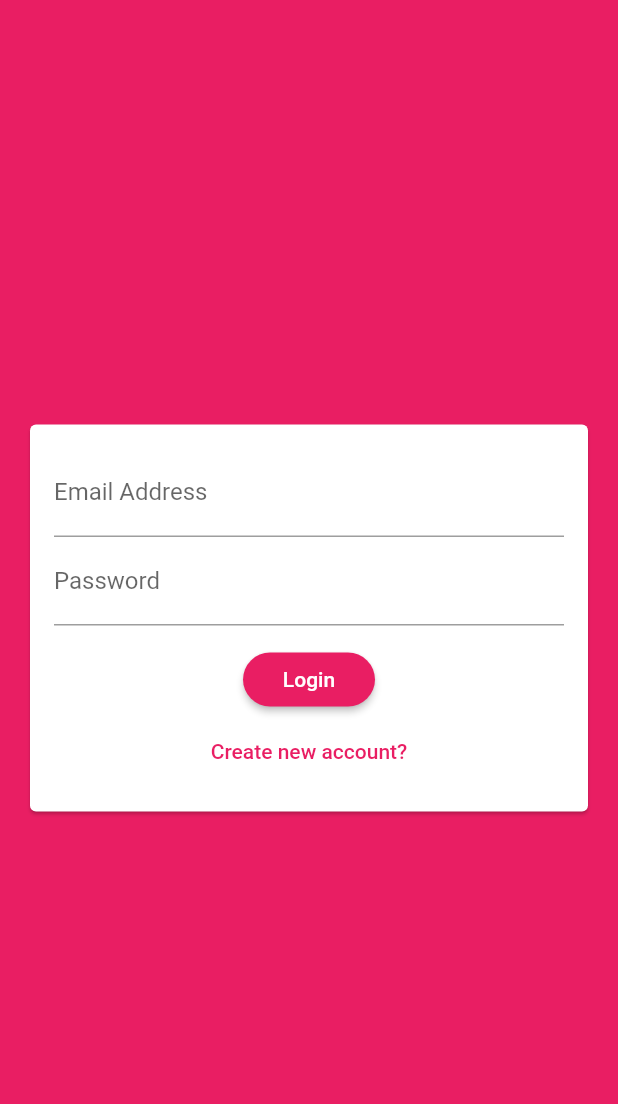
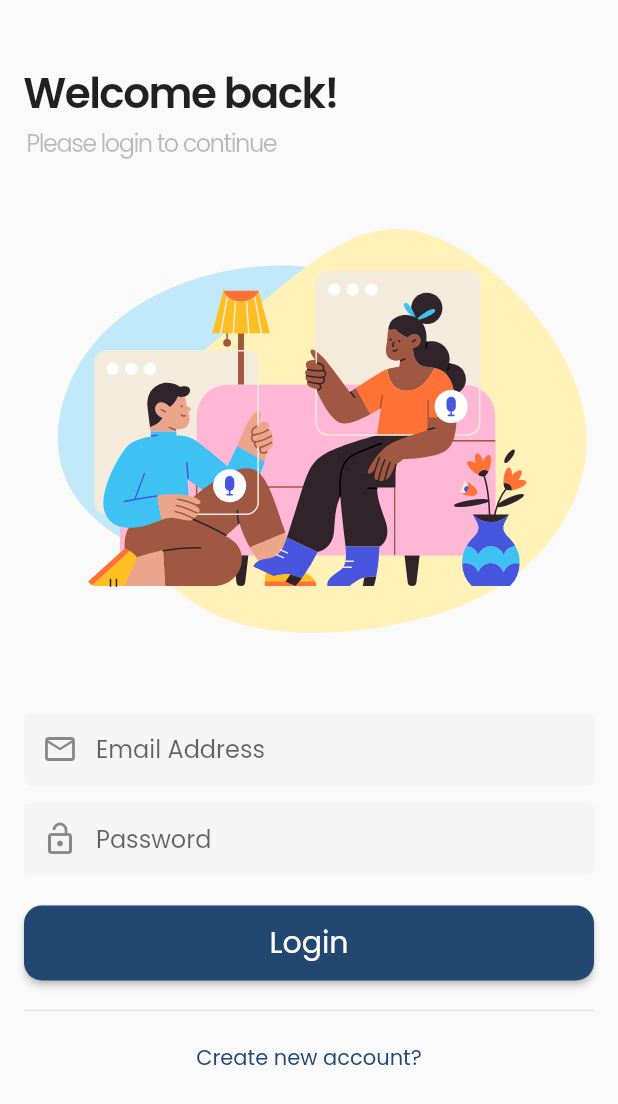
Before and after one commit to ivanavi2/chat_app, a Flutter app: the screen it shows after launch, on a phone screen of 412 x 824 dp. Shown: the top 1104 px of the screen. Run offline on Flutter 3.47's test engine with Material 2 defaults, Android fonts, the phone set to English and light mode, and no system bars; our stand-ins replace cloud_firestore, dotted_border, firebase_auth, firebase_core, firebase_messaging, firebase_storage and 2 more; missing offline and left inert: cloud_firestore_web, firebase_auth_web, firebase_core_web, firebase_messaging_web, firebase_storage_web, image_picker_for_web; accounts and stored records are empty.

Commit message:
Add new fonts and restyling

```diff
--- a/lib/main.dart
+++ b/lib/main.dart
@@ -1,5 +1,4 @@
 import 'package:flutter/material.dart';
-import 'package:firebase_auth/firebase_auth.dart';
 import 'package:firebase_core/firebase_core.dart';
 import 'package:provider/provider.dart';
 
@@ -24,6 +23,7 @@ class _MyAppState extends State<MyApp> {
       future: _initialization,
       builder: (context, snapshot) {
         return MaterialApp(
+          debugShowCheckedModeBanner: false,
           title: 'Flutter Chat',
           theme: getThemeData(context),
           home: snapshot.connectionState != ConnectionState.done
@@ -54,18 +54,31 @@ class _MyAppState extends State<MyApp> {
 
   ThemeData getThemeData(BuildContext context) {
     return ThemeData(
-      primarySwatch: Colors.pink,
-      backgroundColor: Colors.pink,
-      accentColor: Colors.pinkAccent,
-      accentColorBrightness: Brightness.dark,
-      buttonTheme: ButtonTheme.of(context).copyWith(
-        buttonColor: Colors.pink,
-        textTheme: ButtonTextTheme.primary,
-        shape: RoundedRectangleBorder(
-          borderRadius: BorderRadius.circular(20),
+        fontFamily: 'Poppins',
+        primaryColor: Color.fromRGBO(34, 72, 113, 1),
+        primarySwatch: Colors.blueGrey,
+        accentColor: Color.fromRGBO(255, 241, 183, 1),
+/*       backgroundColor: Colors.pink,
+      accentColor: Colors.pinkAccent, */
+        // accentColorBrightness: Brightness.dark,
+        buttonTheme: ButtonTheme.of(context).copyWith(
+          buttonColor: Color.fromRGBO(34, 72, 113, 1),
+          textTheme: ButtonTextTheme.primary,
+          padding: EdgeInsets.symmetric(vertical: 10),
+          shape: RoundedRectangleBorder(
+            borderRadius: BorderRadius.circular(12),
+          ),
         ),
-      ),
-    );
+        inputDecorationTheme: InputDecorationTheme(
+          contentPadding: EdgeInsets.all(12),
+          fillColor: Colors.grey[100],
+          focusColor: Colors.white,
+          filled: true,
+          border: OutlineInputBorder(borderSide: BorderSide.none),
+          focusedBorder: OutlineInputBorder(
+              borderSide: BorderSide(
+                  color: Color.fromRGBO(34, 72, 113, 0.15), width: 2)),
+        ));
   }
 }
 
--- a/lib/screens/auth_screen.dart
+++ b/lib/screens/auth_screen.dart
@@ -1,6 +1,10 @@
 import 'package:flutter/material.dart';
+import 'package:flutter/services.dart';
+import 'package:flutter_svg/flutter_svg.dart';
+import 'package:provider/provider.dart';
 
 import '../widgets/auth/auth_form.dart';
+import '../../view_models/user_viewmodel.dart';
 
 class AuthScreen extends StatefulWidget {
   @override
@@ -10,9 +14,74 @@ class AuthScreen extends StatefulWidget {
 class _AuthScreenState extends State<AuthScreen> {
   @override
   Widget build(BuildContext context) {
+    final userViewModel = Provider.of<UserViewModel>(context);
+
+    SystemChrome.setSystemUIOverlayStyle(SystemUiOverlayStyle(
+        statusBarColor: Colors.transparent,
+        statusBarIconBrightness: Brightness.dark,
+        systemNavigationBarDividerColor: Colors.white,
+        systemNavigationBarColor: Colors.white,
+        systemNavigationBarIconBrightness: Brightness.dark));
+
     return Scaffold(
-      backgroundColor: Theme.of(context).primaryColor,
-      body: AuthForm(),
+      body: SingleChildScrollView(
+        physics: ClampingScrollPhysics(),
+        child: Container(
+          height: MediaQuery.of(context).size.height,
+          child: Column(
+            children: [
+              SizedBox(
+                height: MediaQuery.of(context).size.height * 0.05,
+              ),
+              Align(
+                alignment: Alignment.centerLeft,
+                child: Padding(
+                  padding: const EdgeInsets.symmetric(horizontal: 16),
+                  child: Text(
+                    userViewModel.isLogin ? 'Welcome back!' : 'Sign up',
+                    textAlign: TextAlign.start,
+                    style: TextStyle(
+                      fontSize: 28,
+                      letterSpacing:
+                          -1, // color: Color.fromRGBO(24, 50, 169, 1),
+                      fontWeight: FontWeight.w600,
+                    ),
+                  ),
+                ),
+              ),
+              Align(
+                alignment: Alignment.centerLeft,
+                child: Padding(
+                  padding: const EdgeInsets.symmetric(horizontal: 18),
+                  child: Text(
+                    userViewModel.isLogin
+                        ? 'Please login to continue'
+                        : 'Create an account here',
+                    textAlign: TextAlign.start,
+                    style: TextStyle(
+                      fontSize: 16,
+                      color: Colors.black26,
+                      letterSpacing:
+                          -1, // color: Color.fromRGBO(24, 50, 169, 1),
+                    ),
+                  ),
+                ),
+              ),
+              if (userViewModel.isLogin)
+                Expanded(
+                  child: SvgPicture.asset(
+                    'assets/images/wfh_9.svg',
+                    //height: MediaQuery.of(context).size.height * 0.4,
+                  ),
+                ),
+              SizedBox(
+                height: 12,
+              ),
+              Expanded(child: AuthForm()),
+            ],
+          ),
+        ),
+      ),
     );
   }
 }
--- a/lib/view_models/user_viewmodel.dart
+++ b/lib/view_models/user_viewmodel.dart
@@ -26,7 +26,10 @@ class UserViewModel with ChangeNotifier {
   get busy => _busy;
 
   get isLogin => this._isLogin;
-  set isLogin(value) => this._isLogin = value;
+  set isLogin(value) {
+    this._isLogin = value;
+    turnIdle();
+  }
 
   get userEmail => this._userEmail;
   set userEmail(value) => this._userEmail = value;
@@ -58,6 +61,7 @@ class UserViewModel with ChangeNotifier {
   }
 
   Future<String?> submitAuthForm() async {
+    print({userEmail, userPassword});
     UserCredential authResult;
 
     turnBusy();
--- a/lib/widgets/auth/auth_form.dart
+++ b/lib/widgets/auth/auth_form.dart
@@ -24,7 +24,7 @@ class _AuthFormState extends State<AuthForm> {
     }
 
     if (isValid) {
-      _formKey.currentState!.save();
+      // _formKey.currentState!.save();
       return true;
     }
     return false;
@@ -41,12 +41,8 @@ class _AuthFormState extends State<AuthForm> {
   @override
   Widget build(BuildContext context) {
     final userViewModel = Provider.of<UserViewModel>(context);
-    return Center(
-      child: Card(
-        margin: EdgeInsets.all(20),
-        child: SingleChildScrollView(
-          child: Padding(
-            padding: EdgeInsets.all(16),
+    return Padding(
+      padding: EdgeInsets.symmetric(horizontal: 16, vertical: 4),
       child: Form(
         key: _formKey,
         child: Column(
@@ -60,40 +56,49 @@ class _AuthFormState extends State<AuthForm> {
               enableSuggestions: false,
               keyboardType: TextInputType.emailAddress,
               decoration: InputDecoration(
-                      labelText: 'Email Address',
+                prefixIcon: Icon(Icons.email_outlined),
+                hintText: 'Email Address',
               ),
               validator: (value) {
-                      if (value == null ||
-                          value.isEmpty ||
-                          !value.contains('@')) {
+                if (value == null || value.isEmpty || !value.contains('@')) {
                   return 'Please enter a valid email address';
                 }
                 return null;
               },
+              onChanged: (value) => {userViewModel.userEmail = value.trim()},
               onSaved: (value) => userViewModel.userEmail = value!.trim(),
             ),
-                  if (!userViewModel.isLogin)
+            if (!userViewModel.isLogin) ...[
+              SizedBox(
+                height: 12,
+              ),
               TextFormField(
                 key: ValueKey('username'),
                 autocorrect: true,
                 textCapitalization: TextCapitalization.words,
                 decoration: InputDecoration(
-                        labelText: 'Username',
+                  prefixIcon: Icon(Icons.badge_outlined),
+                  hintText: 'Username',
                 ),
                 validator: (value) {
-                        if (value == null ||
-                            value.isEmpty ||
-                            value.length < 4) {
+                  if (value == null || value.isEmpty || value.length < 4) {
                     return 'Please enter a valid username';
                   }
                   return null;
                 },
-                      onSaved: (value) =>
-                          userViewModel.userName = value!.trim(),
+                onChanged: (value) => {userViewModel.userName = value.trim()},
+                onSaved: (value) => userViewModel.userName = value!.trim(),
+              ),
+            ],
+            SizedBox(
+              height: 12,
             ),
             TextFormField(
               key: ValueKey('password'),
-                    decoration: InputDecoration(labelText: 'Password'),
+              decoration: InputDecoration(
+                prefixIcon: Icon(Icons.lock_open_outlined),
+                hintText: 'Password',
+              ),
               obscureText: true,
               validator: (value) {
                 if (value == null || value.isEmpty || value.length < 7) {
@@ -101,21 +106,26 @@ class _AuthFormState extends State<AuthForm> {
                 }
                 return null;
               },
-                    onSaved: (value) =>
-                        userViewModel.userPassword = value!.trim(),
+              onChanged: (value) => {userViewModel.userPassword = value.trim()},
+              onSaved: (value) => userViewModel.userPassword = value!.trim(),
             ),
             SizedBox(
-                    height: 12,
+              height: 20,
             ),
             if (userViewModel.busy) CircularProgressIndicator(),
             if (!userViewModel.busy)
-                    RaisedButton(
-                        child:
-                            Text(userViewModel.isLogin ? 'Login' : 'Sign up'),
+              SizedBox(
+                width: double.infinity,
+                child: RaisedButton(
+                    child: Text(
+                      userViewModel.isLogin ? 'Login' : 'Sign up',
+                      style: TextStyle(
+                        fontSize: 20,
+                      ),
+                    ),
                     onPressed: () async {
                       final isValid = _trySubmit(
-                              userViewModel.userImageFile,
-                              userViewModel.isLogin);
+                          userViewModel.userImageFile, userViewModel.isLogin);
                       if (isValid) {
                         final result = await userViewModel.submitAuthForm();
                         if (result != null) {
@@ -123,12 +133,15 @@ class _AuthFormState extends State<AuthForm> {
                         }
                       }
                     }),
+              ),
+            const SizedBox(
+              height: 12,
+            ),
+            const Divider(),
             if (!userViewModel.busy)
               FlatButton(
                 onPressed: () {
-                        setState(() {
                   userViewModel.isLogin = !userViewModel.isLogin;
-                        });
                 },
                 child: Text(userViewModel.isLogin
                     ? 'Create new account?'
@@ -138,9 +151,6 @@ class _AuthFormState extends State<AuthForm> {
           ],
         ),
       ),
-          ),
-        ),
-      ),
     );
   }
 }
```
Also changed, not shown: lib/screens/chat_screen.dart (+18 -6 lines), lib/widgets/chat/message_bubble.dart (+19 -13 lines), lib/widgets/pickers/user_image_picker.dart (+28 -9 lines), pubspec.yaml (+13 -8 lines), assets/fonts/Poppins-Bold.ttf (added), assets/fonts/Poppins-Regular.ttf (added), assets/fonts/Poppins-SemiBold.ttf (added), assets/images/wfh_9.svg (added), assets/images/wfh_9_minify.svg (added), 2 other files. Lines whose indentation alone changed are shown as unchanged.
